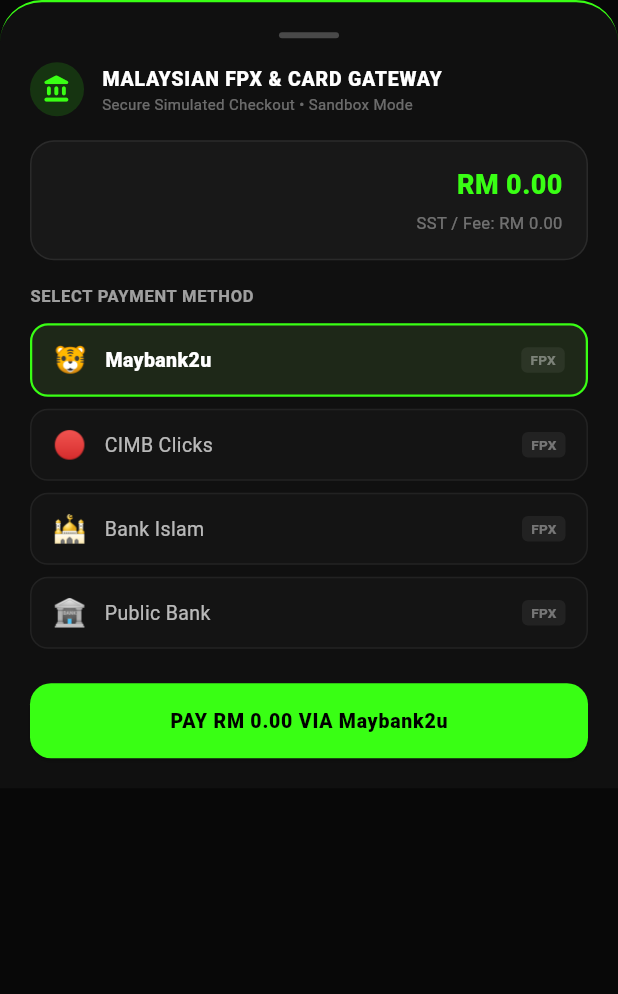
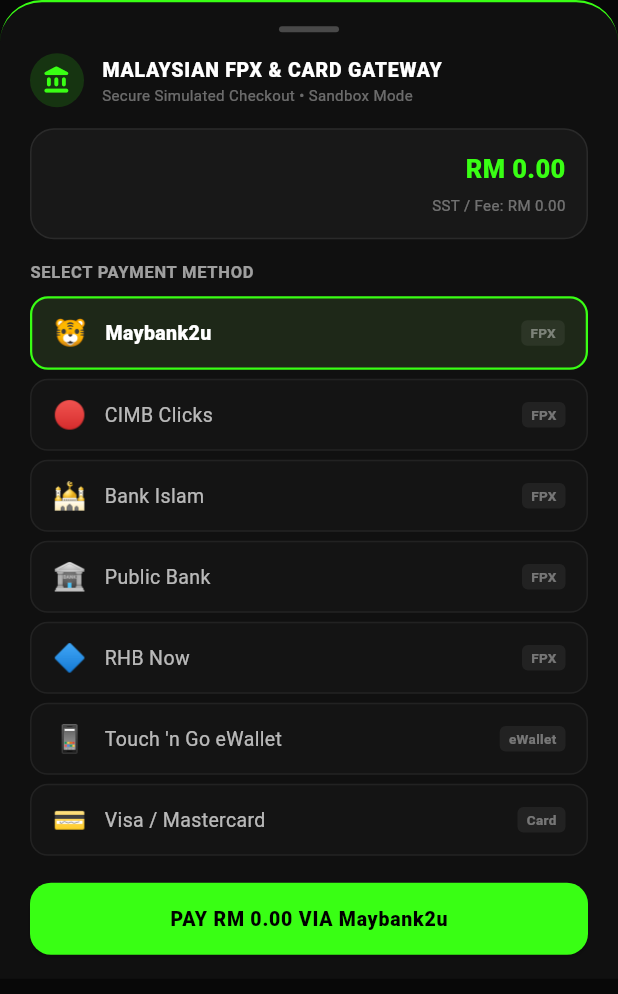
Before and after one commit to HenryGurney/Fitconnect, a Flutter app: the PaymentGatewayModal widget shown alone on an empty page, opened directly with empty values, on a phone screen of 412 x 824 dp. Shown: the top 994 px of the screen. Run offline on Flutter 3.47's test engine with Material 3 defaults, Android fonts, the phone set to English and light mode, and no system bars; our stand-ins replace flutter_card_swiper, flutter_map, flutter_typeahead, geocoding, geolocator, google_maps_flutter and 2 more; missing offline and left inert: purchases_flutter; accounts and stored records are empty; network calls fail.

Commit message:
fix: resolve bottom overflow in payment gateway modal with scrollable safe layout

```diff
--- a/fitconnect/lib/widgets/payment_gateway_modal.dart
+++ b/fitconnect/lib/widgets/payment_gateway_modal.dart
@@ -147,10 +147,14 @@
 
   @override
   Widget build(BuildContext context) {
+    final bottomInset = MediaQuery.of(context).viewInsets.bottom;
+    final screenHeight = MediaQuery.of(context).size.height;
+
     return Container(
+      constraints: BoxConstraints(maxHeight: screenHeight * 0.9),
       padding: EdgeInsets.only(
-        bottom: MediaQuery.of(context).viewInsets.bottom + 20,
-        top: 20,
+        bottom: bottomInset + 16,
+        top: 16,
         left: 20,
         right: 20,
       ),
@@ -161,9 +165,15 @@
           top: BorderSide(color: Color(0xFF39FF14), width: 1.5),
         ),
       ),
+      child: SafeArea(
+        top: false,
+        child: SingleChildScrollView(
+          physics: const BouncingScrollPhysics(),
           child: AnimatedSwitcher(
-        duration: const Duration(milliseconds: 300),
+            duration: const Duration(milliseconds: 250),
             child: _buildCurrentStepWidget(),
+          ),
+        ),
       ),
     );
   }
@@ -186,6 +196,7 @@
   /// Step 0: Method Selection & Order Summary
   Widget _buildSelectBankStep() {
     return Column(
+      key: const ValueKey(0),
       mainAxisSize: MainAxisSize.min,
       crossAxisAlignment: CrossAxisAlignment.start,
       children: [
@@ -196,7 +207,7 @@
             decoration: BoxDecoration(color: Colors.white24, borderRadius: BorderRadius.circular(2)),
           ),
         ),
-        const SizedBox(height: 16),
+        const SizedBox(height: 14),
         Row(
           children: [
             Container(
@@ -225,11 +236,11 @@
             ),
           ],
         ),
-        const SizedBox(height: 16),
+        const SizedBox(height: 14),
 
         // Order Summary Box
         Container(
-          padding: const EdgeInsets.all(16),
+          padding: const EdgeInsets.all(14),
           decoration: BoxDecoration(
             color: const Color(0xFF181818),
             borderRadius: BorderRadius.circular(16),
@@ -240,10 +251,17 @@
               Row(
                 mainAxisAlignment: MainAxisAlignment.spaceBetween,
                 children: [
-                  Text(widget.itemName, style: const TextStyle(color: Colors.white, fontWeight: FontWeight.bold, fontSize: 14)),
+                  Flexible(
+                    child: Text(
+                      widget.itemName,
+                      style: const TextStyle(color: Colors.white, fontWeight: FontWeight.bold, fontSize: 13),
+                      overflow: TextOverflow.ellipsis,
+                    ),
+                  ),
+                  const SizedBox(width: 8),
                   Text(
                     "RM ${widget.amount.toStringAsFixed(2)}",
-                    style: const TextStyle(color: Color(0xFF39FF14), fontWeight: FontWeight.w900, fontSize: 18),
+                    style: const TextStyle(color: Color(0xFF39FF14), fontWeight: FontWeight.w900, fontSize: 17),
                   ),
                 ],
               ),
@@ -251,34 +269,34 @@
               Row(
                 mainAxisAlignment: MainAxisAlignment.spaceBetween,
                 children: [
-                  Text(widget.itemDescription, style: const TextStyle(color: Colors.white38, fontSize: 11)),
-                  const Text("SST / Fee: RM 0.00", style: TextStyle(color: Colors.white38, fontSize: 11)),
+                  Flexible(
+                    child: Text(
+                      widget.itemDescription,
+                      style: const TextStyle(color: Colors.white38, fontSize: 11),
+                      overflow: TextOverflow.ellipsis,
+                    ),
+                  ),
+                  const SizedBox(width: 8),
+                  const Text("SST / Fee: RM 0.00", style: TextStyle(color: Colors.white38, fontSize: 10)),
                 ],
               ),
             ],
           ),
         ),
-        const SizedBox(height: 16),
+        const SizedBox(height: 14),
 
         const Text(
           "SELECT PAYMENT METHOD",
           style: TextStyle(color: Colors.white60, fontWeight: FontWeight.bold, fontSize: 11, letterSpacing: 0.5),
         ),
-        const SizedBox(height: 10),
+        const SizedBox(height: 8),
 
-        // Grid of Banks & eWallets
-        Flexible(
-          child: ConstrainedBox(
-            constraints: const BoxConstraints(maxHeight: 220),
-            child: ListView.separated(
-              shrinkWrap: true,
-              itemCount: _banks.length,
-              separatorBuilder: (context, index) => const SizedBox(height: 8),
-              itemBuilder: (context, index) {
-                final b = _banks[index];
+        // List of Banks & eWallets
+        ..._banks.map((b) {
           final isSelected = _selectedMethod == b['id'];
-
-                return GestureDetector(
+          return Padding(
+            padding: const EdgeInsets.only(bottom: 6),
+            child: GestureDetector(
               onTap: () => setState(() => _selectedMethod = b['id']),
               child: Container(
                 padding: const EdgeInsets.symmetric(horizontal: 14, vertical: 10),
@@ -318,19 +336,17 @@
                   ],
                 ),
               ),
+            ),
           );
-              },
-            ),
-          ),
-        ),
-        const SizedBox(height: 20),
+        }),
+        const SizedBox(height: 12),
 
         // Action Button
         ElevatedButton(
           style: ElevatedButton.styleFrom(
             backgroundColor: const Color(0xFF39FF14),
             foregroundColor: Colors.black,
-            minimumSize: const Size(double.infinity, 50),
+            minimumSize: const Size(double.infinity, 48),
             shape: RoundedRectangleBorder(borderRadius: BorderRadius.circular(14)),
           ),
           onPressed: _proceedToAuth,
@@ -346,6 +362,7 @@
   /// Step 1: Bank Simulation & TAC/OTP Authorization
   Widget _buildBankAuthStep() {
     return Column(
+      key: const ValueKey(1),
       mainAxisSize: MainAxisSize.min,
       children: [
         Row(
@@ -439,6 +456,7 @@
   /// Step 2: Processing Spinner
   Widget _buildProcessingStep() {
     return Column(
+      key: const ValueKey(2),
       mainAxisSize: MainAxisSize.min,
       children: [
         const SizedBox(height: 30),
@@ -471,6 +489,7 @@
     final dateStr = "${now.day.toString().padLeft(2, '0')}/${now.month.toString().padLeft(2, '0')}/${now.year} ${now.hour.toString().padLeft(2, '0')}:${now.minute.toString().padLeft(2, '0')}";
 
     return Column(
+      key: const ValueKey(3),
       mainAxisSize: MainAxisSize.min,
       children: [
         Container(
```
Lines whose indentation alone changed are shown as unchanged.
